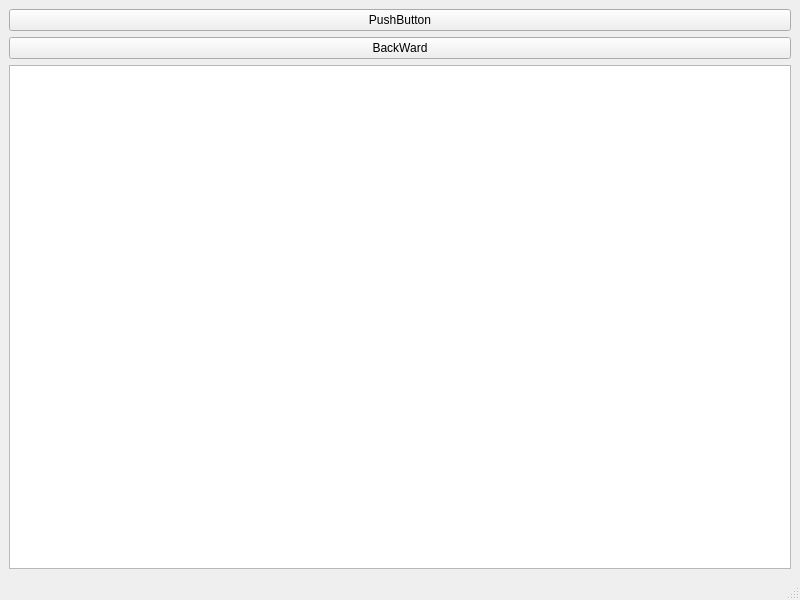
Qt form FileDisplyWidget/mainwindow.ui (Aisdar/APlorer) before a commit.
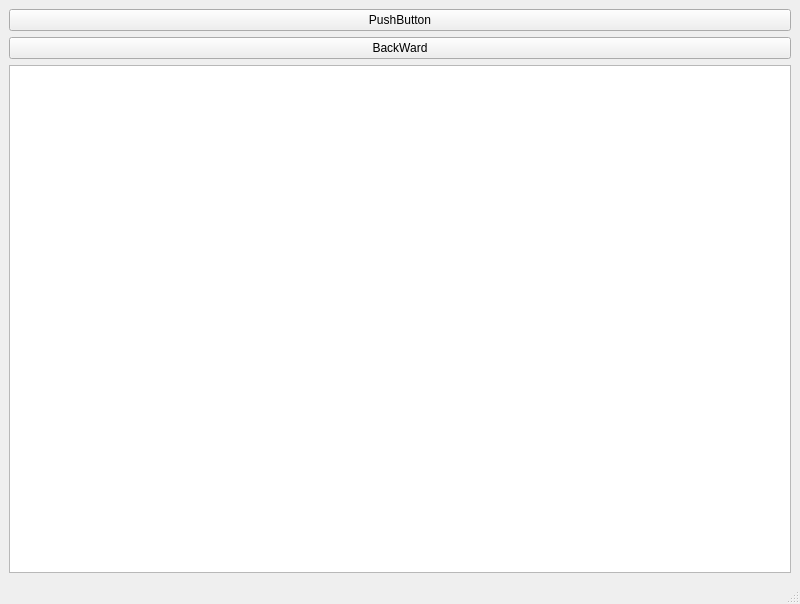
The same form after that commit. Custom widgets are drawn as their Qt base class.

```diff
--- a/FileDisplyWidget/mainwindow.ui
+++ b/FileDisplyWidget/mainwindow.ui
@@ -7,7 +7,7 @@
     <x>0</x>
     <y>0</y>
     <width>800</width>
-    <height>600</height>
+    <height>604</height>
    </rect>
   </property>
   <property name="windowTitle">
@@ -31,6 +31,18 @@
     </item>
     <item>
      <widget class="MyTableView" name="tableView">
+      <property name="sizePolicy">
+       <sizepolicy hsizetype="Expanding" vsizetype="Expanding">
+        <horstretch>0</horstretch>
+        <verstretch>0</verstretch>
+       </sizepolicy>
+      </property>
+      <property name="minimumSize">
+       <size>
+        <width>782</width>
+        <height>490</height>
+       </size>
+      </property>
       <property name="showGrid">
        <bool>false</bool>
       </property>
```
